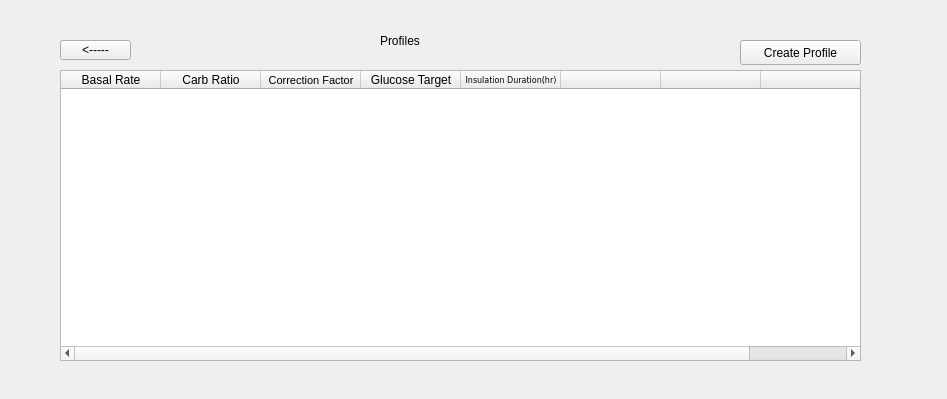
This is profilepage.ui in yunusao/Tandem-t-slim-Insulin-Pump-Simulator as Qt 5 draws it before an edit. The edited form follows.
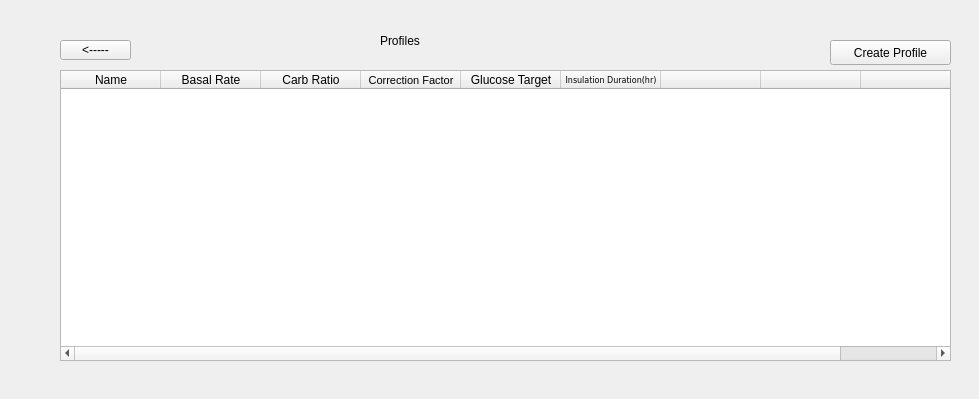
This is the edited form.

Diff of the .ui file:
```diff
--- a/profilepage.ui
+++ b/profilepage.ui
@@ -6,7 +6,7 @@
    <rect>
     <x>0</x>
     <y>0</y>
-    <width>947</width>
+    <width>979</width>
     <height>399</height>
    </rect>
   </property>
@@ -29,7 +29,7 @@
   <widget class="QPushButton" name="createProfileButton">
    <property name="geometry">
     <rect>
-     <x>740</x>
+     <x>830</x>
      <y>40</y>
      <width>121</width>
      <height>25</height>
@@ -57,10 +57,15 @@
     <rect>
      <x>60</x>
      <y>70</y>
-     <width>801</width>
+     <width>891</width>
      <height>291</height>
     </rect>
    </property>
+   <column>
+    <property name="text">
+     <string>Name</string>
+    </property>
+   </column>
    <column>
     <property name="text">
      <string>Basal Rate</string>
```
